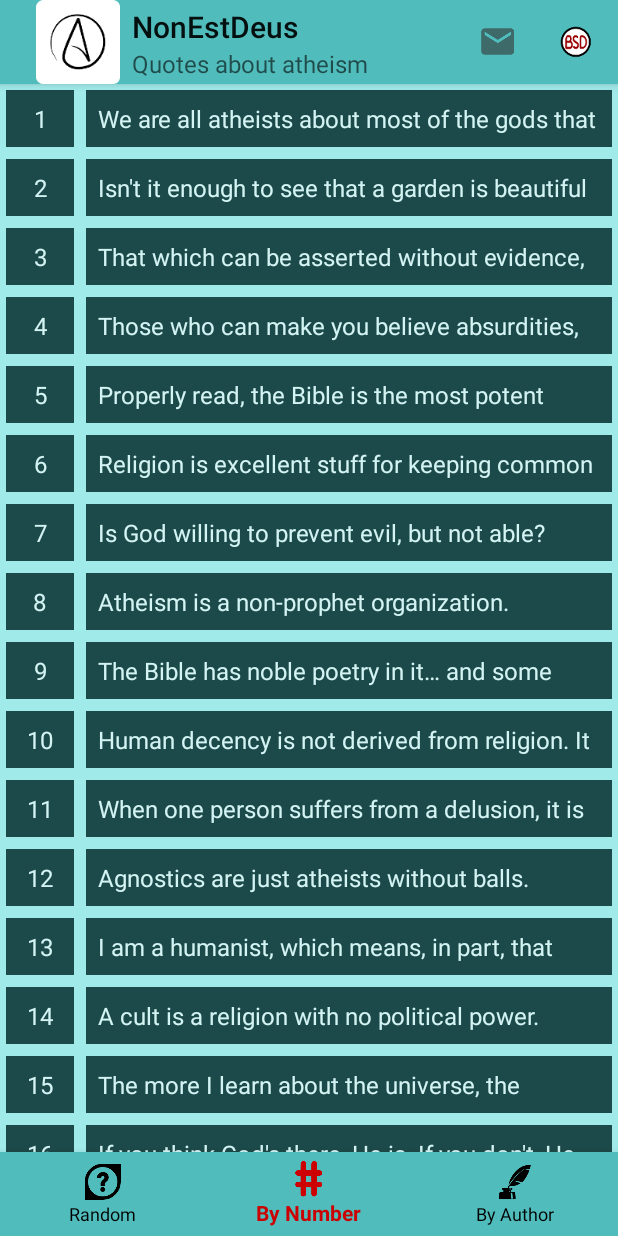
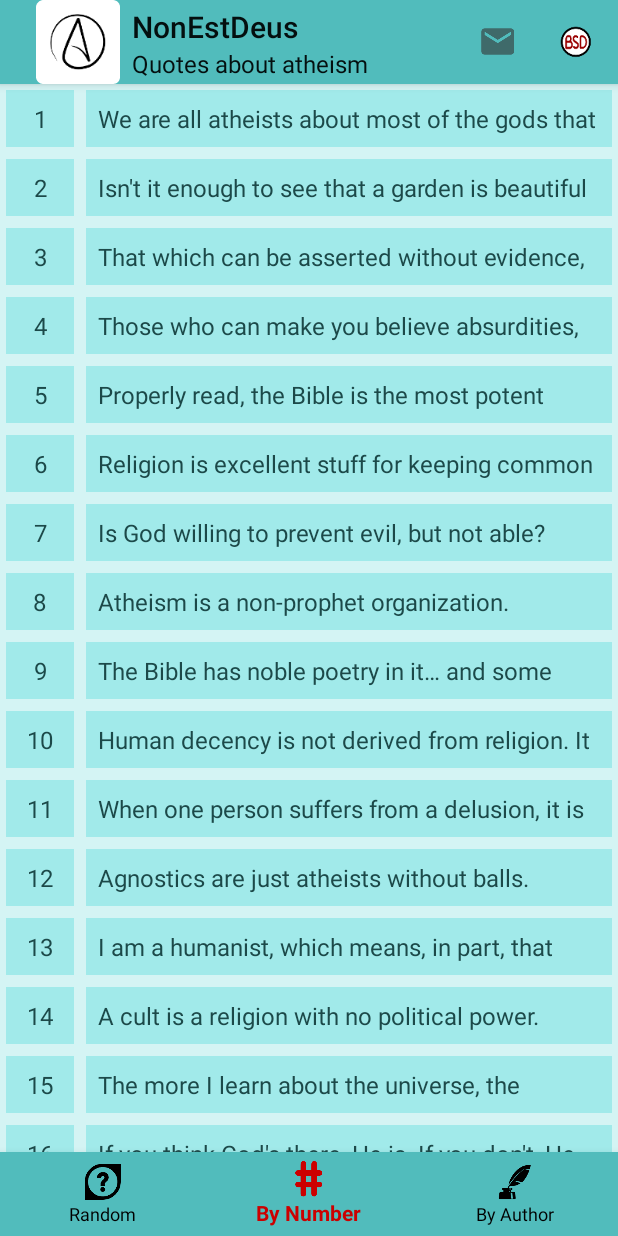
Before and after one commit to PatrickLeonard/NonEstDeus, an Android app: the screen it shows after launch (MainActivity), item 2 of the bottom bar chosen, on a phone screen of 412 x 824 dp. Run offline under Robolectric (Android 15) with nearby library versions, the phone set to English and light mode, and no system bars.

Commit message:
Added some ColorPallet string-arrays with some decent color schemes.
Need to change active navigation icon/text colors to match multiple color schemes.

```diff
--- a/app/src/main/java/com/nonestdeus/patrickaleonard/nonestdeus/MainActivity.java
+++ b/app/src/main/java/com/nonestdeus/patrickaleonard/nonestdeus/MainActivity.java
@@ -90,7 +90,7 @@ public class MainActivity extends AppCompatActivity implements QuoteListFragment
 
     private void setBottomNavigation() {
         mBottomNavigationView = findViewById(R.id.navigation);
-        mBottomNavigationView.setBackgroundColor(PalletWheel.getPallet(this).getmBarBackgroundColorID());
+        mBottomNavigationView.setBackgroundColor(PalletWheel.getPallet(this).getBarBackgroundColorID());
         //mBottomNavigationView.setItemIconTintList(ColorStateList.valueOf(PalletWheel.getColor()));
         //mBottomNavigationView.setItemTextColor(ColorStateList.valueOf(PalletWheel.getColor()));
         mBottomNavigationView.setOnNavigationItemSelectedListener(mOnNavigationItemSelectedListener);
@@ -98,15 +98,16 @@ public class MainActivity extends AppCompatActivity implements QuoteListFragment
 
     private void setToolBar() {
         android.support.v7.widget.Toolbar toolbar = findViewById(R.id.my_awesome_toolbar);
-        toolbar.setBackgroundColor(PalletWheel.getPallet(this.getBaseContext()).getmBarBackgroundColorID());
+        toolbar.setBackgroundColor(PalletWheel.getPallet(this.getBaseContext()).getBarBackgroundColorID());
         toolbar.setTitleTextColor(PalletWheel.getPallet(this.getBaseContext()).getTitleTextColor());
         toolbar.setSubtitle(R.string.actionbar_subtitle);
+        toolbar.setSubtitleTextColor(PalletWheel.getPallet(this.getBaseContext()).getTitleTextColor());
         setSupportActionBar(toolbar);
     }
 
     private void setColorPalette () {
         setToolBar();
-        mBottomNavigationView.setBackgroundColor(PalletWheel.getPallet(this).getmBarBackgroundColorID());
+        mBottomNavigationView.setBackgroundColor(PalletWheel.getPallet(this).getBarBackgroundColorID());
         //mBottomNavigationView.setItemIconTintList(ColorStateList.valueOf(PalletWheel.getColor()));
         //mBottomNavigationView.setItemTextColor(ColorStateList.valueOf(PalletWheel.getColor()));
         //mBottomNavigationView.setItemTextAppearanceActive(R.style.TextAppearance_AppCompat_Inverse);
@@ -137,7 +138,7 @@ public class MainActivity extends AppCompatActivity implements QuoteListFragment
     private void sendFeedback() {
         Intent intent = new Intent(Intent.ACTION_SEND);
         intent.setType("message/rfc822");
-        intent.putExtra(Intent.EXTRA_EMAIL  , new String[]{"patrickleonard789@gmail.com"});
+        intent.putExtra(Intent.EXTRA_EMAIL  , new String[]{"nonestdeusfeedback@gmail.com"});
         intent.putExtra(Intent.EXTRA_SUBJECT, "NonEstDeus Feedback Report");
         intent.putExtra(Intent.EXTRA_TEXT   , "We'd really like to receive your feedback." +
                 " Please let us know how we can improve the application below:\n\n");
--- a/app/src/main/java/com/nonestdeus/patrickaleonard/nonestdeus/palletWheel/ColorPallet.java
+++ b/app/src/main/java/com/nonestdeus/patrickaleonard/nonestdeus/palletWheel/ColorPallet.java
@@ -16,7 +16,7 @@ public class ColorPallet {
         this.mTitleTextColorID = mTitleTextColor;
     }
 
-    public int getmBarBackgroundColorID() {
+    public int getBarBackgroundColorID() {
         return mBarBackgroundColorID;
     }
 
--- a/app/src/main/java/com/nonestdeus/patrickaleonard/nonestdeus/palletWheel/PalletWheel.java
+++ b/app/src/main/java/com/nonestdeus/patrickaleonard/nonestdeus/palletWheel/PalletWheel.java
@@ -15,7 +15,7 @@ public class PalletWheel {
 
     //Member variables (properties about the object)
     static private int[] nPallets = { R.array.red_fuzz_smoke_storm,
-            R.array.azure_black_sea_serpent
+            R.array.azure_black_sea_serpent, R.array.platinum_pastel_power_burgundy
     };
     static private Random nRandom = new Random();
     static private int lastPallet = -1;
--- a/app/src/main/res/values/strings.xml
+++ b/app/src/main/res/values/strings.xml
@@ -192,18 +192,42 @@
     <string name="actionbar_subtitle">Quotes about atheism</string>
 
     <string-array name="red_fuzz_smoke_storm">
+        <!--Title Text Color-->
         <item>#000000</item>
+        <!--Toolbar/Navigation Bar Background Color-->
+        <item>#E5C3C3</item>
+        <!--Quote Text Color-->
         <item>#D86C6C</item>
+        <!--Quote Background Color-->
         <item>#F7F2F2</item>
-        <item>#E5C3C3</item>
-        <item>#EF2323</item>
+        <!--List Fragment Item Background Color-->
+        <item>#FFCCCC</item>
     </string-array>
 
     <string-array name="azure_black_sea_serpent">
+        <!--Title Text Color-->
         <item>#040F0F</item>
+        <!--Toolbar/Navigation Bar Background Color-->
         <item>#51BCBC</item>
+        <!--Quote Text Color-->
+        <item>#1C4949</item>
+        <!--Quote Background Color-->
         <item>#D4F4F4</item>
+        <!--List Fragment Item Background Color-->
         <item>#A1EAEA</item>
-        <item>#1C4949</item>
     </string-array>
+
+    <string-array name="platinum_pastel_power_burgundy">
+        <!--Title Text Color-->
+        <item>#424242</item>
+        <!--Toolbar/Navigation Bar Background Color-->
+        <item>#AEA4BF</item>
+        <!--Quote Text Color-->
+        <item>#3B252C</item>
+        <!--Quote Background Color-->
+        <item>#E3E4DB</item>
+        <!--List Fragment Item Background Color-->
+        <item>#CDCDCD</item>
+    </string-array>
+
 </resources>
```
